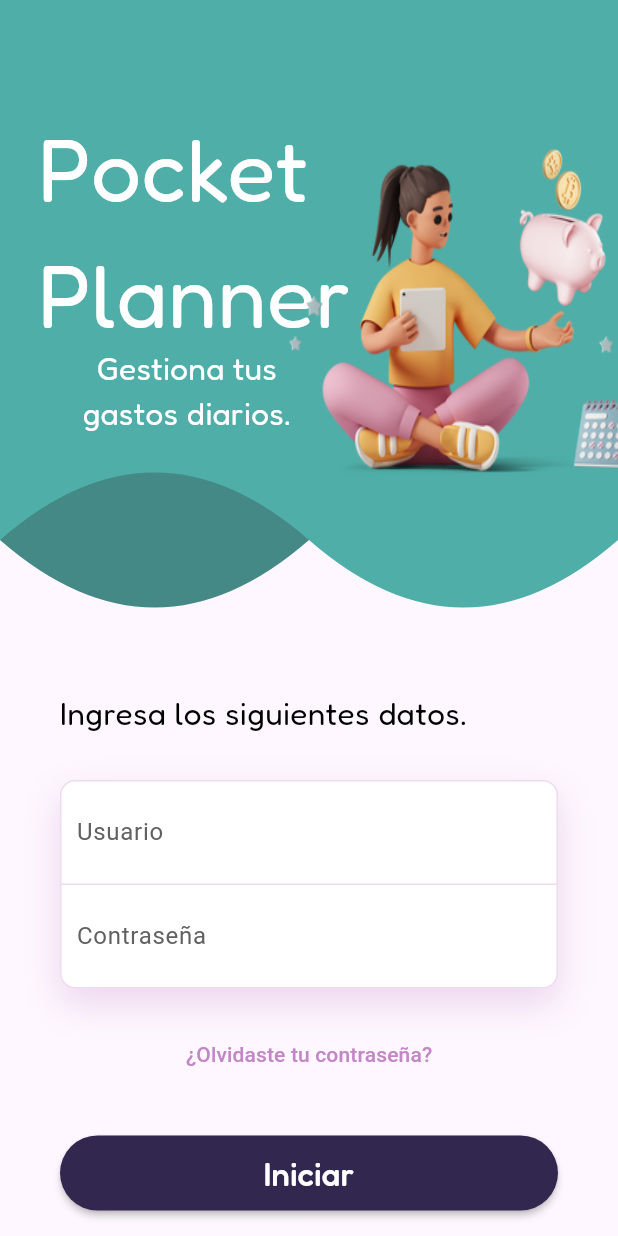
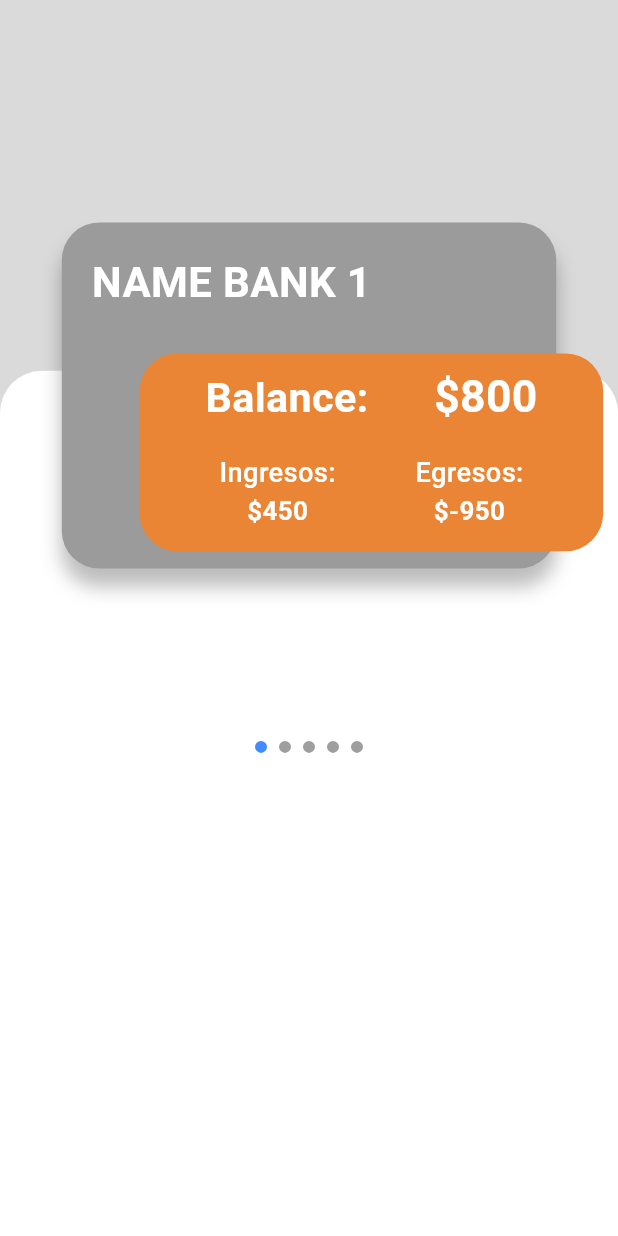
Before and after one commit to MarCarrera/pocket-planner-2, a Flutter app: the screen it shows after launch, on a phone screen of 412 x 824 dp. Run offline on Flutter 3.47's test engine with Material 3 defaults, Android fonts, the phone set to English and light mode, and no system bars; drawn by our look-alikes of smooth_page_indicator; our stand-ins replace animate_do, custom_navigation_bar, firebase_core, firebase_messaging, flutter_local_notifications, gap and 8 more; missing offline and left inert: cool_dropdown, dart:ffi; accounts and stored records are empty.

Commit message:
carrusel de cuentas en proeso

```diff
--- /dev/null
+++ b/lib/Cards/cards_home.dart
@@ -0,0 +1,213 @@
+import 'package:flutter/material.dart';
+import 'package:gap/gap.dart';
+import 'package:pocket_planner/utils/components.dart';
+import 'package:smooth_page_indicator/smooth_page_indicator.dart';
+
+class CardsHome extends StatefulWidget {
+  const CardsHome({super.key});
+
+  @override
+  State<CardsHome> createState() => _CardsHomeState();
+}
+
+class _CardsHomeState extends State<CardsHome> {
+  final PageController _pageController = PageController();
+
+  @override
+  Widget build(BuildContext context) {
+    double screenHeight = Constants.getScreenHeight(context);
+    double screenWidth = Constants.getScreenWidth(context);
+    double fontSize = Constants.getFontSize(context);
+
+    return Scaffold(
+      backgroundColor: Constants.grayColor,
+      body: Stack(
+        children: [
+          // Fondo blanco con borde redondeado
+          Column(
+            mainAxisAlignment: MainAxisAlignment.end,
+            children: [
+              Container(
+                height: screenHeight * 0.7,
+                width: screenWidth,
+                decoration: BoxDecoration(
+                  color: Colors.white,
+                  borderRadius: BorderRadius.only(
+                    topLeft: Radius.circular(28),
+                    topRight: Radius.circular(28),
+                  ),
+                ),
+              ),
+            ],
+          ),
+
+          // Slider de tarjetas
+          Positioned(
+            top: screenHeight * 0.18,
+            right: 0,
+            left: 0,
+            child: Column(
+              children: [
+                SizedBox(
+                  height: screenHeight * 0.4, // Altura del slider
+                  child: PageView.builder(
+                    controller: _pageController,
+                    itemCount: 5, // Número de tarjetas
+                    itemBuilder: (context, index) {
+                      return _buildCardContent(
+                        context,
+                        screenHeight,
+                        screenWidth,
+                        fontSize,
+                        'NAME BANK ${index + 1}', // Texto dinámico
+                      );
+                    },
+                  ),
+                ),
+                SizedBox(height: 16),
+                SmoothPageIndicator(
+                  controller: _pageController,
+                  count: 5, // Número de tarjetas
+                  effect: WormEffect(
+                    dotHeight: 8,
+                    dotWidth: 8,
+                    activeDotColor: Colors.blueAccent,
+                    dotColor: Colors.grey,
+                  ),
+                ),
+              ],
+            ),
+          ),
+        ],
+      ),
+    );
+  }
+
+  // Widget que construye el contenido de cada tarjeta
+  Widget _buildCardContent(
+    BuildContext context,
+    double screenHeight,
+    double screenWidth,
+    double fontSize,
+    String title,
+  ) {
+    return Stack(
+      children: [
+        // Tarjeta gris
+        Container(
+          height: screenHeight * 0.28,
+          width: screenWidth * 0.8,
+          margin: EdgeInsets.symmetric(horizontal: screenWidth * 0.1),
+          decoration: BoxDecoration(
+            color: cardColor,
+            borderRadius: BorderRadius.circular(25),
+            boxShadow: [
+              BoxShadow(
+                color: Colors.black.withOpacity(0.26),
+                blurRadius: 10,
+                offset: Offset(0, 12),
+              ),
+            ],
+          ),
+          child: Padding(
+            padding: const EdgeInsets.all(20.0),
+            child: Text(
+              title,
+              style: TextStyle(
+                fontSize: fontSize * 1.7,
+                color: Colors.white,
+                fontWeight: FontWeight.w600,
+              ),
+            ),
+          ),
+        ),
+        // Tarjeta naranja
+        Positioned(
+          top: screenHeight * 0.106,
+          right: screenWidth * 0.024,
+          child: Container(
+            height: screenHeight * 0.16,
+            width: screenWidth * 0.75,
+            decoration: BoxDecoration(
+              color: orangeColor,
+              borderRadius: BorderRadius.circular(25),
+            ),
+            child: Column(
+              mainAxisAlignment: MainAxisAlignment.start,
+              children: [
+                Gap(screenHeight * 0.01),
+                Row(
+                  mainAxisAlignment: MainAxisAlignment.spaceEvenly,
+                  children: [
+                    Text(
+                      'Balance:',
+                      style: TextStyle(
+                        fontSize: fontSize * 1.67,
+                        color: Colors.white,
+                        fontWeight: FontWeight.w600,
+                      ),
+                    ),
+                    Text(
+                      '\$800',
+                      style: TextStyle(
+                        fontSize: fontSize * 1.8,
+                        color: Colors.white,
+                        fontWeight: FontWeight.w600,
+                      ),
+                    ),
+                  ],
+                ),
+                Gap(screenHeight * 0.02),
+                Row(
+                  mainAxisAlignment: MainAxisAlignment.spaceEvenly,
+                  children: [
+                    Column(
+                      children: [
+                        Text(
+                          'Ingresos:',
+                          style: TextStyle(
+                            fontSize: fontSize * 1.1,
+                            color: Colors.white,
+                            fontWeight: FontWeight.w500,
+                          ),
+                        ),
+                        Text(
+                          '\$450',
+                          style: TextStyle(
+                            fontSize: fontSize * 1.05,
+                            color: Colors.white,
+                            fontWeight: FontWeight.w600,
+                          ),
+                        ),
+                      ],
+                    ),
+                    Column(
+                      children: [
+                        Text(
+                          'Egresos:',
+                          style: TextStyle(
+                            fontSize: fontSize * 1.1,
+                            color: Colors.white,
+                            fontWeight: FontWeight.w500,
+                          ),
+                        ),
+                        Text(
+                          '\$-950',
+                          style: TextStyle(
+                            fontSize: fontSize * 1.05,
+                            color: Colors.white,
+                            fontWeight: FontWeight.w600,
+                          ),
+                        ),
+                      ],
+                    ),
+                  ],
+                ),
+              ],
+            ),
+          ),
+        ),
+      ],
+    );
+  }
+}
--- a/lib/main.dart
+++ b/lib/main.dart
@@ -5,6 +5,7 @@ import 'package:hive_flutter/adapters.dart';
 import 'package:pocket_planner/src/push_providers/push_notifications.dart';
 import 'package:pocket_planner/widgets/Login.dart';
 import 'package:pocket_planner/widgets/add_screen.dart';
+import 'Cards/cards_home.dart';
 import 'data/models/add_date.dart';
 import 'utils/NotificationScreen.dart';
 import 'widgets/buttom_nav.dart';
@@ -66,7 +67,7 @@ class _MyAppState extends State<MyApp> {
     return MaterialApp(
       debugShowCheckedModeBanner: false,
      // navigatorKey: navigatorKey,
-      home: LoginScreen()
+      home:  CardsHome() //LoginScreen()
      // initialRoute: 'login',
       /*routes: {
         'login':(BuildContext context)=>LoginScreen(),
--- a/lib/utils/components.dart
+++ b/lib/utils/components.dart
@@ -7,7 +7,7 @@ class Constants {
   static Color get secondColor => const Color(0xFF004581);
   static Color get letterColor => const Color(0xFF018ABD);
   static Color get cardColor => const Color.fromARGB(143, 17, 170, 226);
-  static Color get grayColor => const Color.fromARGB(255, 172, 172, 172);
+  static Color get grayColor => const Color.fromARGB(255, 218, 218, 218);
 
   //SIZE
   static double getScreenHeight(BuildContext context) {
@@ -22,8 +22,9 @@ class Constants {
     return getScreenHeight(context) * 0.02;
   }
 }
-
-const Color backgroundColor2 = Color(0xFF17203A);
+const Color cardColor = Color.fromARGB(255, 155, 155, 155);
+const Color backgroundColor = Color.fromARGB(255, 228, 228, 228);
+const Color orangeColor = Color.fromARGB(255, 233, 133, 52);
 const Color backgroundColorLight = Color(0xFFF2F6FF);
 const Color backgroundColorDark = Color(0xFF25254B);
 const Color shadowColorLight = Color(0xFF4A5367);
--- a/pubspec.yaml
+++ b/pubspec.yaml
@@ -33,6 +33,7 @@ dependencies:
   firebase_messaging: ^15.0.1
   shared_preferences: #https://pub.dev/packages/shared_preferences
   gap:
+  smooth_page_indicator:
 
 dev_dependencies:
   flutter_test:
```
Also changed, not shown: lib/Home/Bank/home_view.dart (+0 -48 lines), lib/utils/prueba2.dart (deleted, +0 -184 lines), lib/utils/prueba.dart (added), pubspec.lock.
